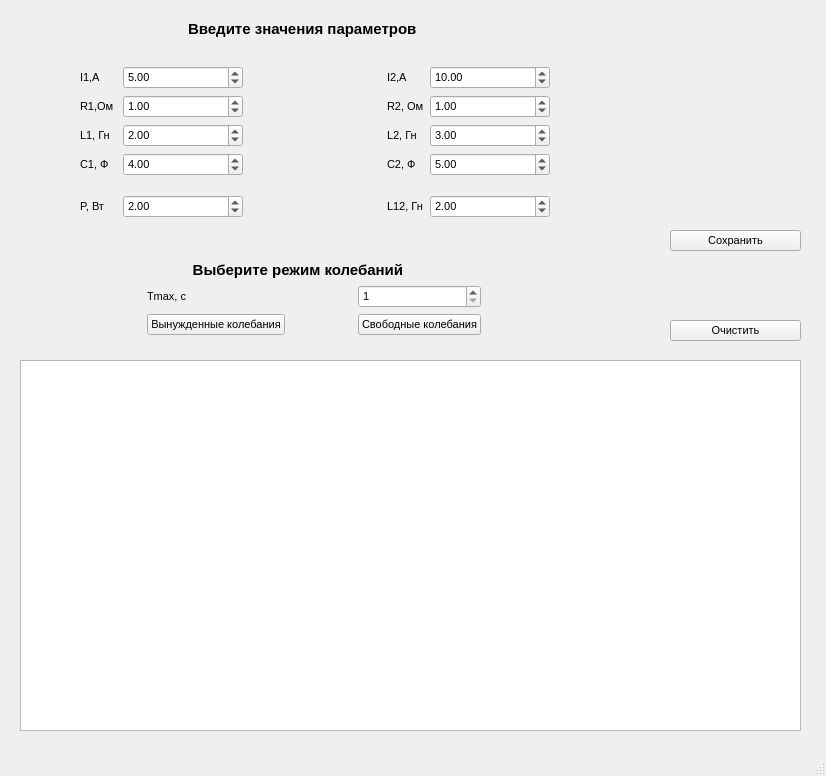
Above: mainwindow.ui from mrerro/transformer_connection before the change. Below: the same form after it.
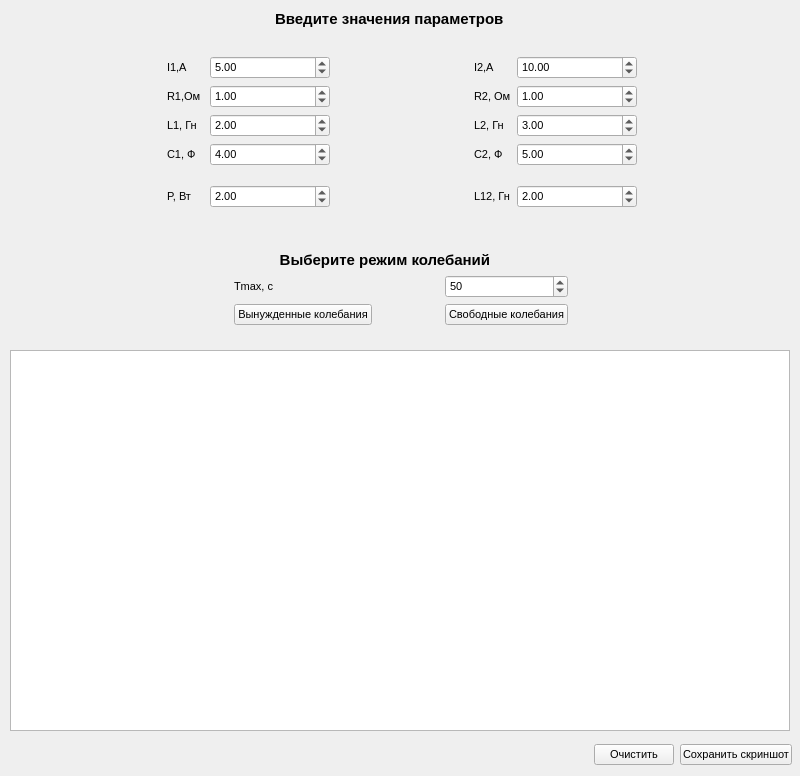
That is the form after the change. Custom widgets are drawn as their Qt base class.

Diff of the .ui file:
```diff
--- a/mainwindow.ui
+++ b/mainwindow.ui
@@ -6,7 +6,7 @@
    <rect>
     <x>0</x>
     <y>0</y>
-    <width>826</width>
+    <width>800</width>
     <height>776</height>
    </rect>
   </property>
@@ -33,10 +33,10 @@
     </property>
     <property name="geometry">
      <rect>
-      <x>20</x>
-      <y>360</y>
-      <width>781</width>
-      <height>371</height>
+      <x>10</x>
+      <y>350</y>
+      <width>780</width>
+      <height>381</height>
      </rect>
     </property>
     <property name="sizePolicy">
@@ -55,8 +55,8 @@
    <widget class="QWidget" name="layoutWidget">
     <property name="geometry">
      <rect>
-      <x>80</x>
-      <y>20</y>
+      <x>167</x>
+      <y>10</y>
       <width>470</width>
       <height>315</height>
      </rect>
@@ -427,7 +427,13 @@
           <number>1</number>
          </property>
          <property name="maximum">
-          <number>120</number>
+          <number>500</number>
+         </property>
+         <property name="value">
+          <number>50</number>
+         </property>
+         <property name="displayIntegerBase">
+          <number>10</number>
          </property>
         </widget>
        </item>
@@ -438,33 +444,13 @@
    <widget class="QWidget" name="layoutWidget">
     <property name="geometry">
      <rect>
-      <x>670</x>
-      <y>230</y>
-      <width>131</width>
-      <height>111</height>
+      <x>594</x>
+      <y>740</y>
+      <width>198</width>
+      <height>30</height>
      </rect>
     </property>
-    <layout class="QVBoxLayout" name="verticalLayout_2">
-     <item>
-      <widget class="QPushButton" name="pbSave">
-       <property name="text">
-        <string>Сохранить</string>
-       </property>
-      </widget>
-     </item>
-     <item>
-      <spacer name="verticalSpacer_2">
-       <property name="orientation">
-        <enum>Qt::Vertical</enum>
-       </property>
-       <property name="sizeHint" stdset="0">
-        <size>
-         <width>20</width>
-         <height>28</height>
-        </size>
-       </property>
-      </spacer>
-     </item>
+    <layout class="QHBoxLayout" name="horizontalLayout">
      <item>
       <widget class="QPushButton" name="pbErase">
        <property name="text">
@@ -472,20 +458,16 @@
        </property>
       </widget>
      </item>
+     <item>
+      <widget class="QPushButton" name="pbSave">
+       <property name="text">
+        <string>Сохранить скриншот</string>
+       </property>
+      </widget>
+     </item>
     </layout>
    </widget>
   </widget>
-  <widget class="QMenuBar" name="menubar">
-   <property name="geometry">
-    <rect>
-     <x>0</x>
-     <y>0</y>
-     <width>826</width>
-     <height>21</height>
-    </rect>
-   </property>
-  </widget>
-  <widget class="QStatusBar" name="statusbar"/>
  </widget>
  <customwidgets>
   <customwidget>
```
Left out of the diff: 30 changed lines with no effect on the pictures.
